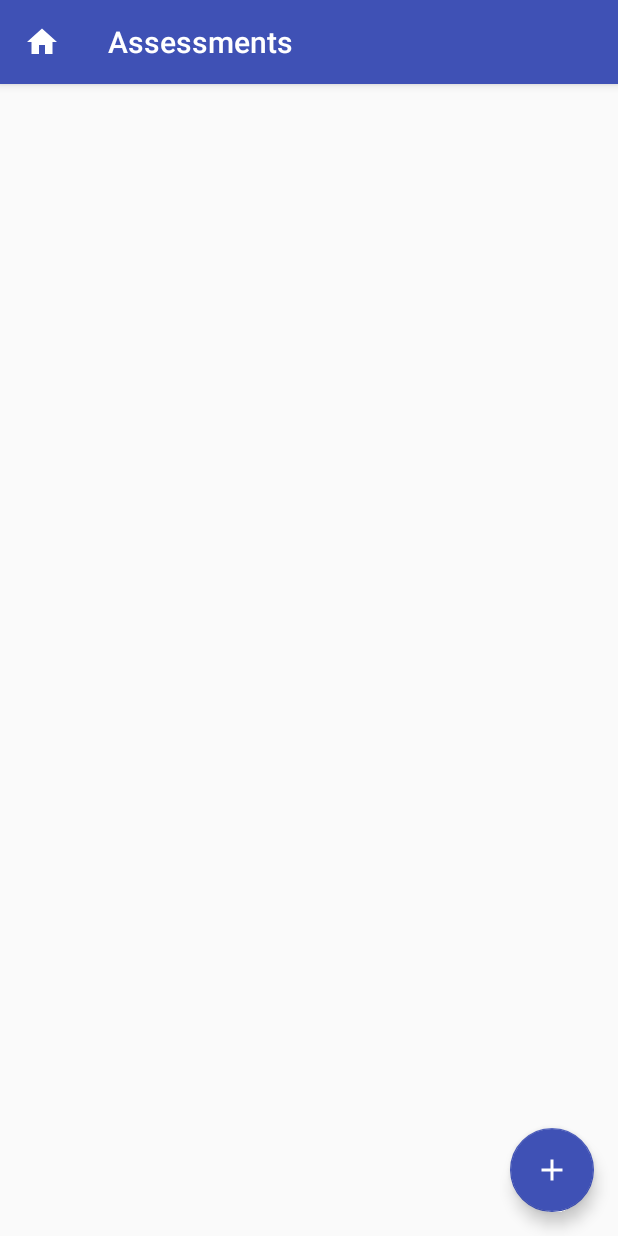
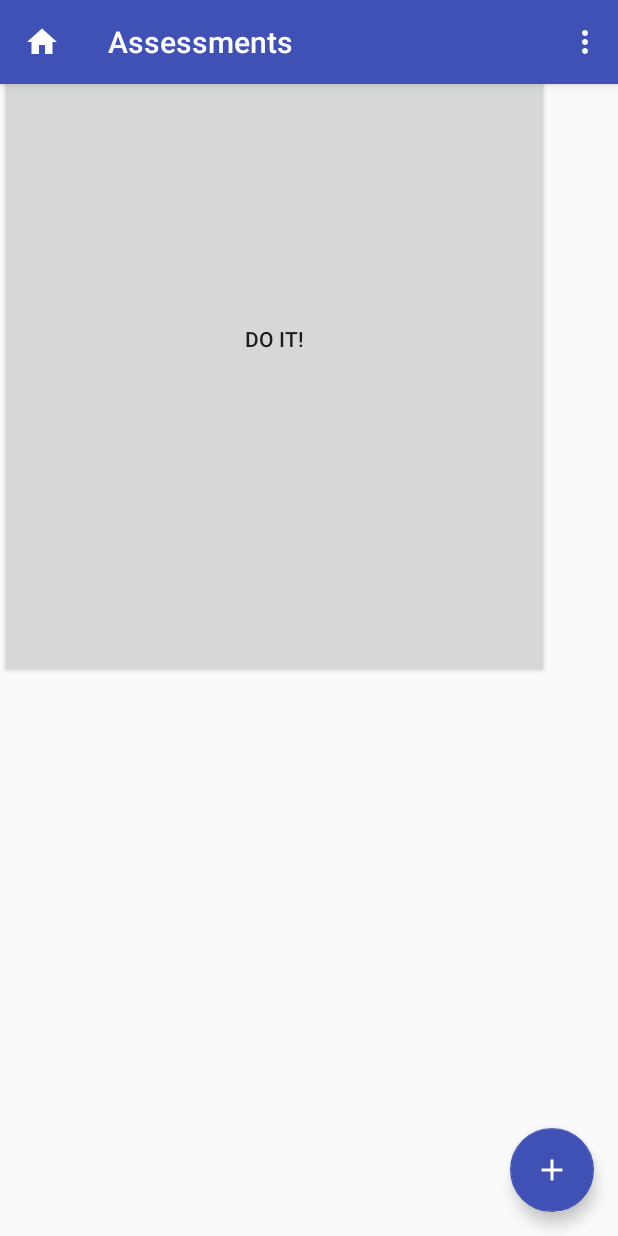
Before and after one commit to AprilC1983/C196MobileApp, an Android app: the AssessmentDisplayActivity screen opened directly, with no data from a screen before it, on a phone screen of 412 x 824 dp. Run offline under Robolectric (Android 15) with nearby library versions, the phone set to English and light mode, and no system bars; our stand-ins replace ButterKnife; 1 statement that could not run was skipped.

Commit message:
Successfully got a notification to display with a big stupid button

```diff
--- a/app/src/main/java/com/example/acmay/c196mobileapp/utilities/Constants.java
+++ b/app/src/main/java/com/example/acmay/c196mobileapp/utilities/Constants.java
@@ -7,5 +7,5 @@ public class Constants {
     public static final String NOTE_ID_KEY = "note_id_key";
     public static final String MENTOR_ID_KEY = "mentor_id_key";
     public static final String EDITING_KEY = "editing_key";
-    public static final String NOTIFICATION_CHANEL_ID = "10001";
+    public static final String CHANNEL_ID = "10001";
 }
--- /dev/null
+++ b/app/src/main/res/drawable/ic_notifications.xml
@@ -0,0 +1,5 @@
+<vector android:height="24dp" android:tint="#FFFFFF"
+    android:viewportHeight="24.0" android:viewportWidth="24.0"
+    android:width="24dp" xmlns:android="http://schemas.android.com/apk/res/android">
+    <path android:fillColor="#FF000000" android:pathData="M12,22c1.1,0 2,-0.9 2,-2h-4c0,1.1 0.89,2 2,2zM18,16v-5c0,-3.07 -1.64,-5.64 -4.5,-6.32L13.5,4c0,-0.83 -0.67,-1.5 -1.5,-1.5s-1.5,0.67 -1.5,1.5v0.68C7.63,5.36 6,7.92 6,11v5l-2,2v1h16v-1l-2,-2z"/>
+</vector>
--- a/app/src/main/res/layout/activity_main.xml
+++ b/app/src/main/res/layout/activity_main.xml
@@ -32,4 +32,13 @@
         app:srcCompat="@drawable/ic_add" />
 
 
+    <Button
+        android:id="@+id/button"
+        android:layout_width="366dp"
+        android:layout_height="451dp"
+
+        android:text="Do it!" />
+
+
+
 </android.support.design.widget.CoordinatorLayout>
--- /dev/null
+++ b/app/src/main/res/menu/menu_main.xml
@@ -0,0 +1,16 @@
+<menu xmlns:android="http://schemas.android.com/apk/res/android"
+    xmlns:app="http://schemas.android.com/apk/res-auto"
+    xmlns:tools="http://schemas.android.com/tools"
+    tools:context="com.example.acmay.c196mobileapp.MainActivity">
+    <item
+        android:id="@+id/action_courses"
+        android:orderInCategory="100"
+        android:title="@string/courses"
+        app:showAsAction="never" />
+    <item
+        android:id="@+id/action_terms"
+        android:orderInCategory="101"
+        android:title="@string/terms"
+        app:showAsAction="never" />
+
+</menu>
--- a/app/src/main/res/values/strings.xml
+++ b/app/src/main/res/values/strings.xml
@@ -48,4 +48,6 @@
     <string name="due_date">Due date</string>
     <string name="terms">Terms</string>
     <string name="delete_term">Delete Term</string>
+    <string name="channel_name">Terms Channel</string>
+    <string name="channel_description">Alerts related to terms</string>
 </resources>
```
Also changed, not shown: app/src/main/java/com/example/acmay/c196mobileapp/MainActivity.java (+81 -0 lines), app/src/main/java/com/example/acmay/c196mobileapp/TermDetailActivity.java (+8 -6 lines).
